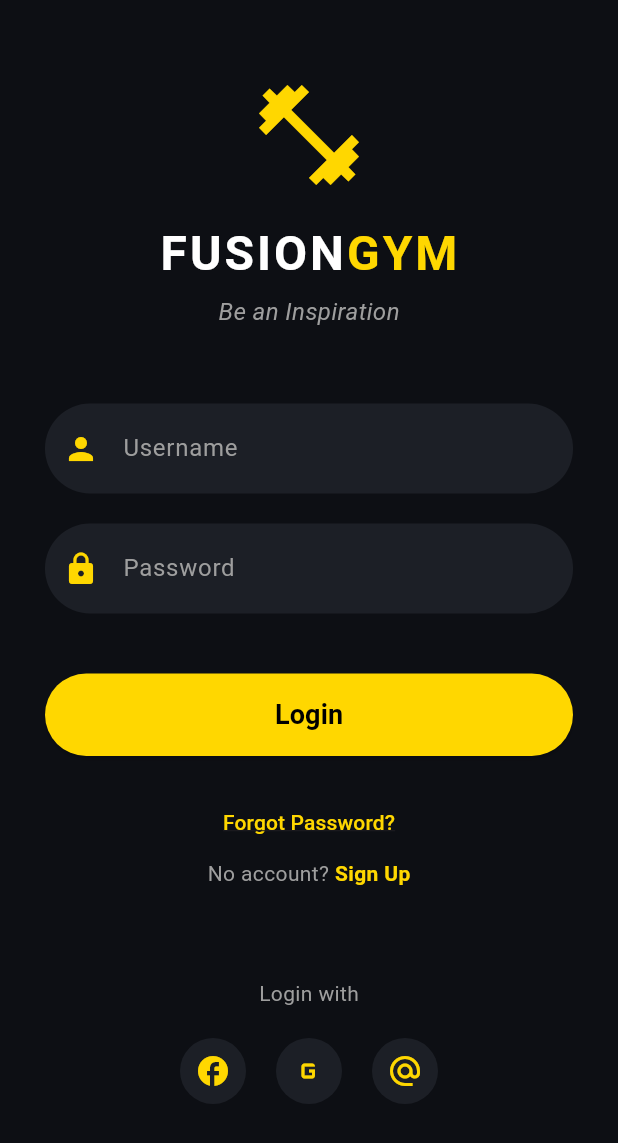
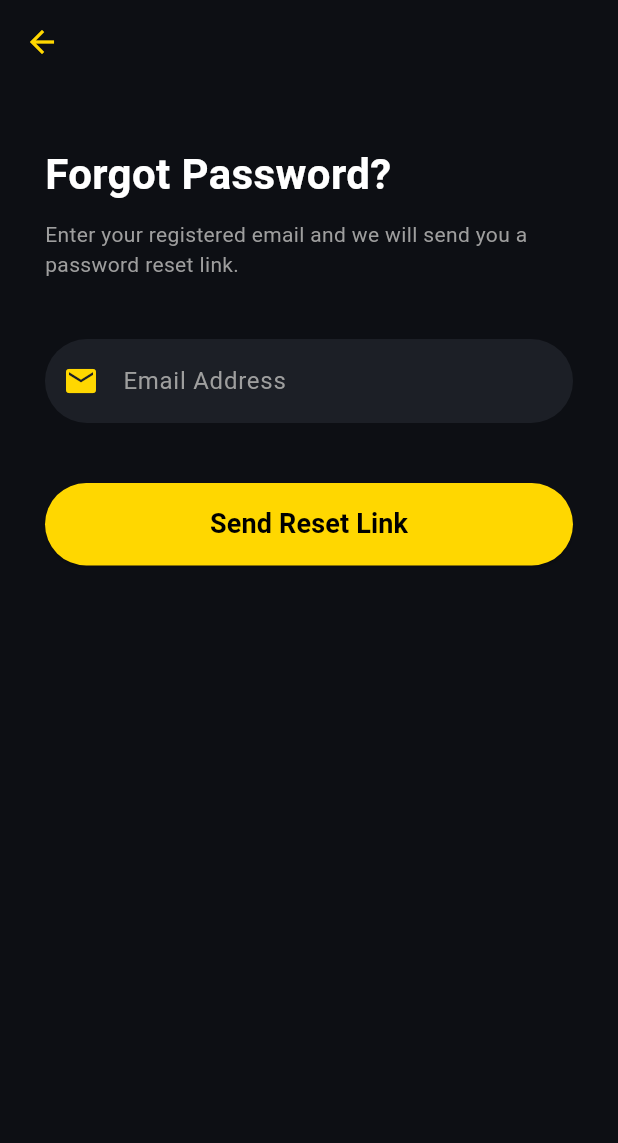
Before and after one commit to hafsaahmed3192-eng/gym_management, a Flutter app: the LoginScreen screen opened directly, after a tap on "Forgot Password?", on a phone screen of 412 x 824 dp. Shown: the top 1143 px of the screen. Run offline on Flutter 3.47's test engine with Material 3 defaults, Android fonts, the phone set to English and light mode, and no system bars.

Commit message:
forget password

```diff
--- /dev/null
+++ b/lib/screens/forget_password.dart
@@ -0,0 +1,225 @@
+import 'package:flutter/material.dart';
+
+class ForgotPasswordScreen extends StatefulWidget {
+  const ForgotPasswordScreen({super.key});
+
+  @override
+  State<ForgotPasswordScreen> createState() =>
+      _ForgotPasswordScreenState();
+}
+
+class _ForgotPasswordScreenState
+    extends State<ForgotPasswordScreen> {
+  final _formKey = GlobalKey<FormState>();
+  final TextEditingController _emailController =
+  TextEditingController();
+
+  bool _isSubmitted = false;
+
+  //////////////////////////////////////////////////////
+  /// EMAIL VALIDATION
+  //////////////////////////////////////////////////////
+
+  String? _validateEmail(String? value) {
+    if (value == null || value.isEmpty) {
+      return "Email is required";
+    }
+
+    if (!RegExp(
+        r"^[a-zA-Z0-9.a-zA-Z0-9.!#$%&'*+\-/=?^_`{|}~]+@[a-zA-Z0-9]+\.[a-zA-Z]+")
+        .hasMatch(value)) {
+      return "Enter a valid email";
+    }
+
+    return null;
+  }
+
+  //////////////////////////////////////////////////////
+  /// UI
+  //////////////////////////////////////////////////////
+
+  @override
+  Widget build(BuildContext context) {
+    return Scaffold(
+      backgroundColor: const Color(0xFF0D0F14),
+      appBar: AppBar(
+        backgroundColor: const Color(0xFF0D0F14),
+        iconTheme:
+        const IconThemeData(color: Color(0xFFFFD700)),
+        elevation: 0,
+      ),
+      body: SafeArea(
+        child: Padding(
+          padding:
+          const EdgeInsets.symmetric(horizontal: 30),
+          child: _isSubmitted
+              ? _buildSuccessUI()
+              : _buildFormUI(),
+        ),
+      ),
+    );
+  }
+
+  //////////////////////////////////////////////////////
+  /// FORM UI
+  //////////////////////////////////////////////////////
+
+  Widget _buildFormUI() {
+    return Form(
+      key: _formKey,
+      child: Column(
+        crossAxisAlignment:
+        CrossAxisAlignment.start,
+        children: [
+          const SizedBox(height: 40),
+
+          const Text(
+            "Forgot Password?",
+            style: TextStyle(
+              color: Colors.white,
+              fontSize: 28,
+              fontWeight: FontWeight.bold,
+            ),
+          ),
+
+          const SizedBox(height: 10),
+
+          const Text(
+            "Enter your registered email and we will send you a password reset link.",
+            style: TextStyle(color: Colors.grey),
+          ),
+
+          const SizedBox(height: 40),
+
+          TextFormField(
+            controller: _emailController,
+            validator: _validateEmail,
+            style:
+            const TextStyle(color: Colors.white),
+            decoration: InputDecoration(
+              hintText: "Email Address",
+              hintStyle:
+              const TextStyle(color: Colors.grey),
+              prefixIcon: const Icon(
+                Icons.email,
+                color: Color(0xFFFFD700),
+              ),
+              filled: true,
+              fillColor:
+              const Color(0xFF1C1F26),
+              border: OutlineInputBorder(
+                borderRadius:
+                BorderRadius.circular(30),
+                borderSide: BorderSide.none,
+              ),
+            ),
+          ),
+
+          const SizedBox(height: 40),
+
+          SizedBox(
+            width: double.infinity,
+            height: 55,
+            child: ElevatedButton(
+              onPressed: () {
+                if (_formKey.currentState!
+                    .validate()) {
+                  setState(() {
+                    _isSubmitted = true;
+                  });
+                }
+              },
+              style:
+              ElevatedButton.styleFrom(
+                backgroundColor:
+                const Color(0xFFFFD700),
+                foregroundColor:
+                Colors.black,
+                shape:
+                RoundedRectangleBorder(
+                  borderRadius:
+                  BorderRadius.circular(
+                      30),
+                ),
+              ),
+              child: const Text(
+                "Send Reset Link",
+                style: TextStyle(
+                  fontSize: 18,
+                  fontWeight:
+                  FontWeight.bold,
+                ),
+              ),
+            ),
+          ),
+        ],
+      ),
+    );
+  }
+
+  //////////////////////////////////////////////////////
+  /// SUCCESS UI
+  //////////////////////////////////////////////////////
+
+  Widget _buildSuccessUI() {
+    return Column(
+      mainAxisAlignment:
+      MainAxisAlignment.center,
+      children: [
+        const Icon(
+          Icons.check_circle,
+          size: 90,
+          color: Color(0xFFFFD700),
+        ),
+        const SizedBox(height: 30),
+        const Text(
+          "Reset Link Sent!",
+          style: TextStyle(
+            color: Colors.white,
+            fontSize: 24,
+            fontWeight:
+            FontWeight.bold,
+          ),
+        ),
+        const SizedBox(height: 10),
+        const Text(
+          "Check your email to reset your password.",
+          textAlign: TextAlign.center,
+          style:
+          TextStyle(color: Colors.grey),
+        ),
+        const SizedBox(height: 40),
+        SizedBox(
+          width: double.infinity,
+          height: 55,
+          child: ElevatedButton(
+            onPressed: () {
+              Navigator.pop(context);
+            },
+            style:
+            ElevatedButton.styleFrom(
+              backgroundColor:
+              const Color(0xFFFFD700),
+              foregroundColor:
+              Colors.black,
+              shape:
+              RoundedRectangleBorder(
+                borderRadius:
+                BorderRadius.circular(
+                    30),
+              ),
+            ),
+            child: const Text(
+              "Back to Login",
+              style: TextStyle(
+                fontSize: 18,
+                fontWeight:
+                FontWeight.bold,
+              ),
+            ),
+          ),
+        ),
+      ],
+    );
+  }
+}
--- a/lib/screens/login_screen.dart
+++ b/lib/screens/login_screen.dart
@@ -1,5 +1,6 @@
 import 'package:flutter/material.dart';
 import 'signup_screen.dart';
+import 'forget_password.dart';
 
 class LoginScreen extends StatelessWidget {
   const LoginScreen({super.key});
@@ -127,7 +128,14 @@ class LoginScreen extends StatelessWidget {
                 //////////////////////////////////////////////////////
 
                 TextButton(
-                  onPressed: () {},
+                  onPressed: () {
+                    Navigator.push(
+                      context,
+                      MaterialPageRoute(
+                        builder: (context) => const ForgotPasswordScreen(),
+                      ),
+                    );
+                  },
                   child: const Text(
                     "Forgot Password?",
                     style: TextStyle(
```
